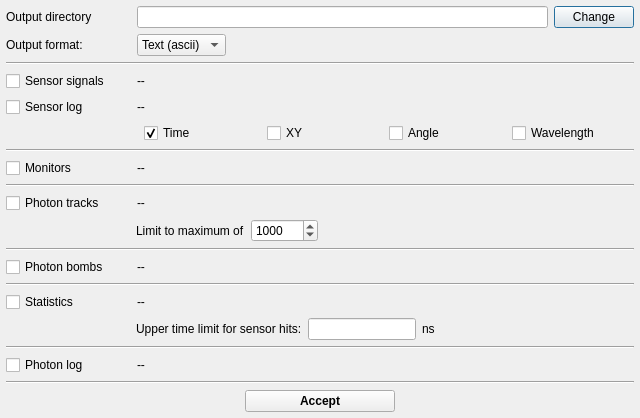
Above: ants3bundle/src/ants3/gui/photsim/aphotonsimoutputdialog.ui from andrmor/ANTS3bundle before the change. Below: the same form after it.
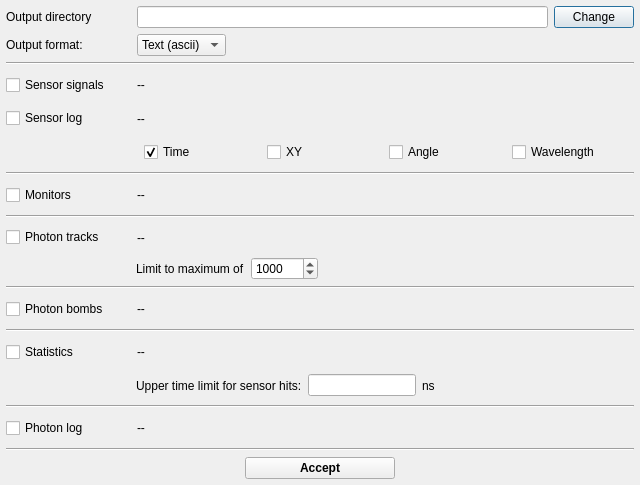
That is the form after the change.

```diff
--- a/ants3bundle/src/ants3/gui/photsim/aphotonsimoutputdialog.ui
+++ b/ants3bundle/src/ants3/gui/photsim/aphotonsimoutputdialog.ui
@@ -7,7 +7,7 @@
     <x>0</x>
     <y>0</y>
     <width>640</width>
-    <height>411</height>
+    <height>485</height>
    </rect>
   </property>
   <property name="windowTitle">
```
